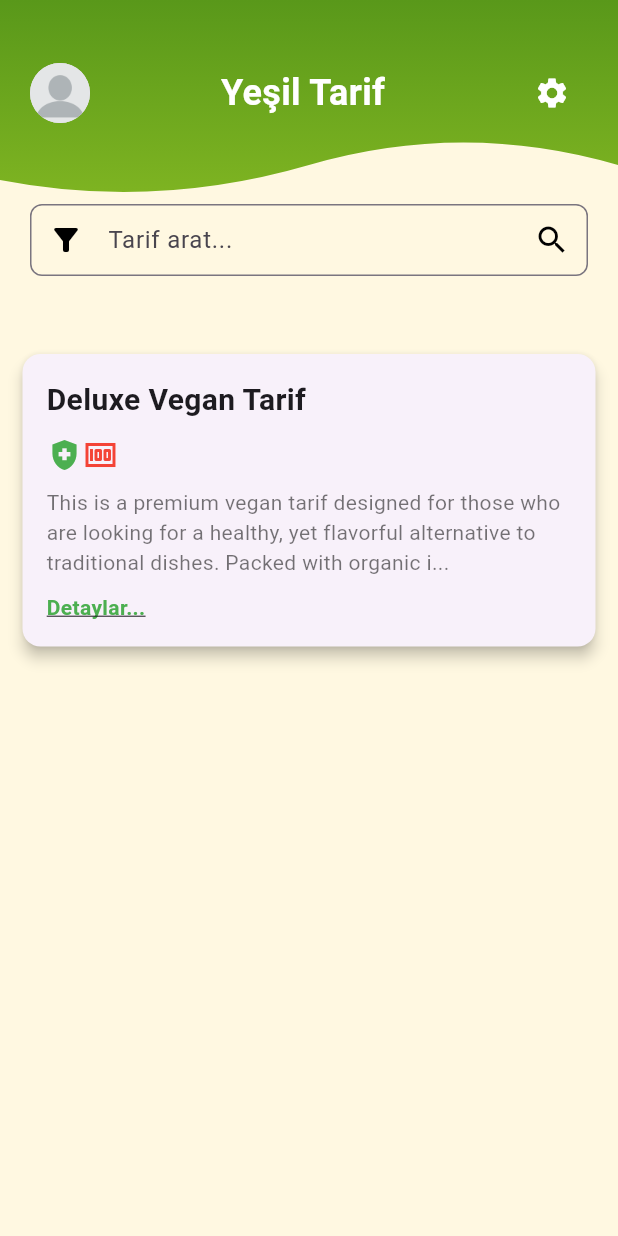
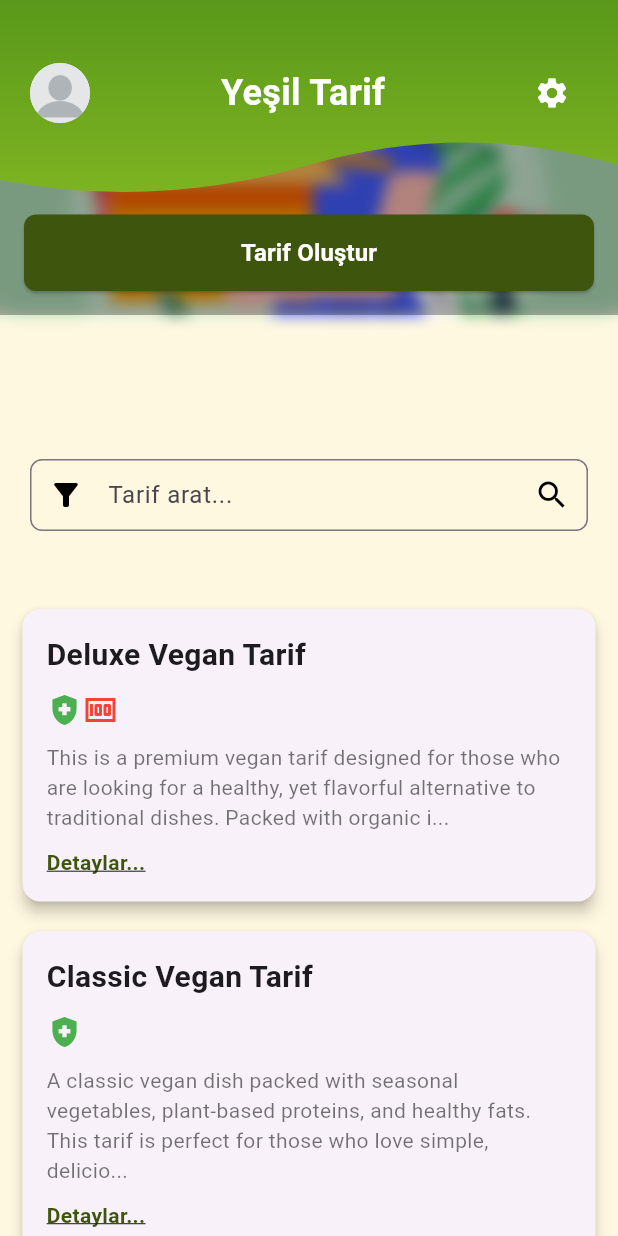
Before and after one commit to berkemremert/yesilsepet, a Flutter app: the MainPage screen opened directly, on a phone screen of 412 x 824 dp. Run offline on Flutter 3.47's test engine with Material 3 defaults, Android fonts, the phone set to English and light mode, and no system bars; our stand-ins replace font_awesome_flutter.

Commit message:
Main Button added
Main button created and ui changes

```diff
--- a/lib/Views/mainPage/main-page.dart
+++ b/lib/Views/mainPage/main-page.dart
@@ -1,8 +1,8 @@
 import 'package:flutter/material.dart';
 import 'package:yesilsepet/Views/mainPage/widgets/main_header_elements.dart';
 import 'package:yesilsepet/Views/mainPage/widgets/main_header_wave.dart';
+import 'package:yesilsepet/Views/mainPage/widgets/tarif_main_button.dart';
 import 'package:yesilsepet/Views/theme/appColors.dart';
-
 import 'widgets/tarif_blocks.dart';
 
 class MainPage extends StatefulWidget {
@@ -21,14 +21,18 @@ class _MainPageState extends State<MainPage> {
       backgroundColor: AppColors.warmWhite,
         body: Stack(
           children: [
+            const Align(
+              alignment: Alignment.topCenter,
+              child: TarifMainButton(),
+            ),
+
             MainHeaderWave(greenBarHeight: greenBarHeight),
+
             Column(
               children: [
                 const SizedBox(height: 30),
                 MainHeaderElements(),
-              Column(
-                children: [
-                  Container(height: 30),
+                const SizedBox(height: 200),
                 Padding(
                   padding: const EdgeInsets.symmetric(horizontal: 20.0, vertical: 12.0),
                   child: TextField(
@@ -44,15 +48,33 @@ class _MainPageState extends State<MainPage> {
                     ),
                   ),
                 ),
-                  Container(height: 30),
+                Expanded(
+                  child: SingleChildScrollView(
+                    child: Column(
+                      children: [
+                        const SizedBox(height: 30),
                         TarifCard(
                           title: 'Deluxe Vegan Tarif',
                           description: 'This is a premium vegan tarif designed for those who are looking for a healthy, yet flavorful alternative to traditional dishes. Packed with organic ingredients, and rich in plant-based proteins, this tarif ensures that your dietary needs are met without compromising taste. It’s an ideal choice for anyone who cares about sustainability and a balanced lifestyle.',
                           isHealthy: true,
                           isExpensive: true,
                         ),
+                        TarifCard(
+                          title: 'Classic Vegan Tarif',
+                          description: 'A classic vegan dish packed with seasonal vegetables, plant-based proteins, and healthy fats. This tarif is perfect for those who love simple, delicious meals that support a vegan lifestyle.',
+                          isHealthy: true,
+                          isExpensive: false,
+                        ),
+                        TarifCard(
+                          title: 'Gourmet Plant-Based Tarif',
+                          description: 'This gourmet tarif is a luxurious combination of plant-based ingredients, offering a refined taste experience. Ideal for those looking to indulge in a sophisticated yet healthy dish.',
+                          isHealthy: true,
+                          isExpensive: true,
+                        ),
                       ],
-              )
+                    ),
+                  ),
+                ),
               ],
             ),
           ],
--- a/lib/Views/mainPage/widgets/tarif_blocks.dart
+++ b/lib/Views/mainPage/widgets/tarif_blocks.dart
@@ -1,4 +1,5 @@
 import 'package:flutter/material.dart';
+import 'package:yesilsepet/Views/theme/appColors.dart';
 
 class TarifCard extends StatelessWidget {
   final String title;
@@ -42,12 +43,12 @@ class TarifCard extends StatelessWidget {
             SizedBox(height: 10.0),
             GestureDetector(
               onTap: () {
-                print('lksfşlkşsdlfklşs');
+                print('lksfşlkşsdlfklşs'); // TODO: IMPLEMENT HERE
               },
               child: Text(
                 'Detaylar...',
                 style: TextStyle(
-                  color: Colors.green,
+                  color: AppColors.oliveGreen,
                   fontWeight: FontWeight.bold,
                   decoration: TextDecoration.underline,
                 ),
--- a/lib/Views/mainPage/widgets/tarif_main_button.dart
+++ b/lib/Views/mainPage/widgets/tarif_main_button.dart
@@ -1,4 +1,6 @@
+import 'dart:ui';
 import 'package:flutter/material.dart';
+import 'package:yesilsepet/Views/theme/appColors.dart';
 
 class TarifMainButton extends StatefulWidget {
   const TarifMainButton({super.key});
@@ -10,6 +12,63 @@ class TarifMainButton extends StatefulWidget {
 class _TarifMainButtonState extends State<TarifMainButton> {
   @override
   Widget build(BuildContext context) {
-    return const Placeholder();
+    return Column(
+      mainAxisSize: MainAxisSize.min,
+      children: [
+        const SizedBox(height: 60),
+
+        Stack(
+          children: [
+            // Blurred Image Background
+            ClipRRect(
+              borderRadius: BorderRadius.circular(8),
+              child: Image.asset(
+                'assets/grocery.jpg',
+                height: 150,
+                width: double.infinity,
+                fit: BoxFit.cover,
+              ),
+            ),
+            Positioned.fill(
+              child: BackdropFilter(
+                filter: ImageFilter.blur(sigmaX: 5, sigmaY: 5),
+                child: Container(
+                  color: Colors.black.withOpacity(0.3), // Overlay color
+                ),
+              ),
+            ),
+
+            // Button positioned at the bottom of the image
+            Positioned(
+              bottom: 16, // Adjusts the distance from the bottom
+              left: 16,
+              right: 16,
+              child: ElevatedButton(
+                onPressed: () {
+                  // TODO: IMPLEMENT
+                },
+                style: ElevatedButton.styleFrom(
+                  backgroundColor: AppColors.oliveGreen,
+                  padding: const EdgeInsets.symmetric(vertical: 14, horizontal: 24),
+                  shape: RoundedRectangleBorder(
+                    borderRadius: BorderRadius.circular(8),
+                  ),
+                ),
+                child: const Text(
+                  'Tarif Oluştur',
+                  style: TextStyle(
+                    fontSize: 16,
+                    fontWeight: FontWeight.bold,
+                    color: AppColors.pureWhite,
+                  ),
+                ),
+              ),
+            ),
+          ],
+        ),
+
+        const SizedBox(height: 8),
+      ],
+    );
   }
 }
```
Also changed, not shown: 1 other file. Lines whose indentation alone changed are shown as unchanged.
